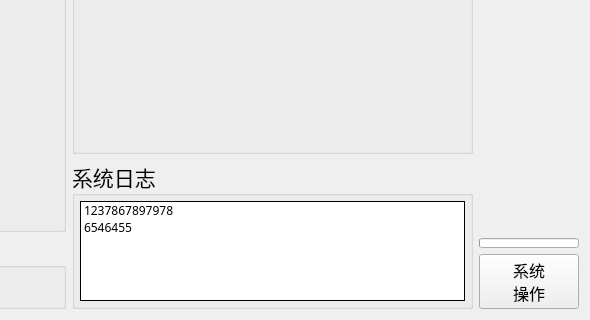
Old version of the form Face.ui in the repository jerry-yuan/RPi-BigQtFace; both pictures show x 210 to 800 and y 160 to 480 of the 800 by 480 pixel window.
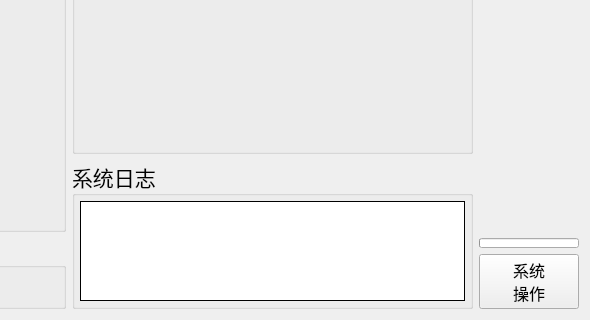
New version of the form. Icons and pictures are not drawn. Custom widgets are drawn as their Qt base class.

Patch:
```diff
--- a/Face.ui
+++ b/Face.ui
@@ -304,16 +304,6 @@
                <property name="selectionMode">
                 <enum>QAbstractItemView::NoSelection</enum>
                </property>
-               <item>
-                <property name="text">
-                 <string>1237867897978</string>
-                </property>
-               </item>
-               <item>
-                <property name="text">
-                 <string>6546455</string>
-                </property>
-               </item>
               </widget>
              </item>
             </layout>
```
Left out of the diff: 4 changed lines with no effect on the pictures.
